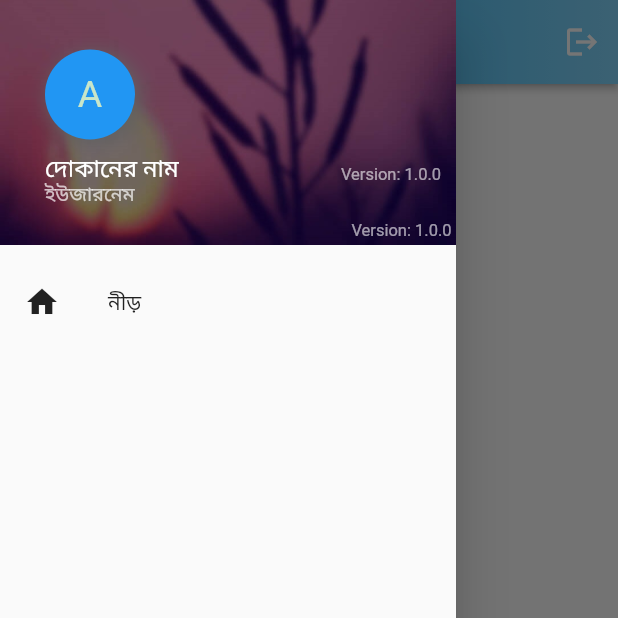
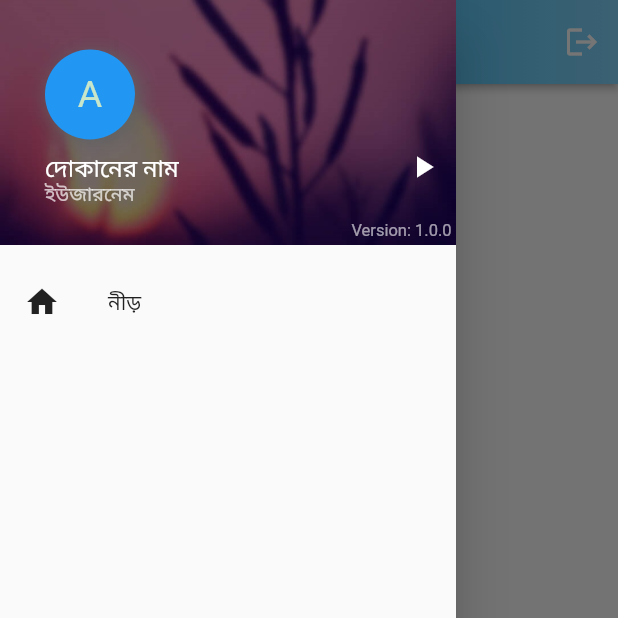
Before and after one commit to Azimul-Haque/kherokhata, a Flutter app: the Home screen opened directly, with the side drawer open, on a phone screen of 412 x 824 dp, the top half of it. Run offline on Flutter 3.47's test engine with Material 2 defaults, Android fonts, the light colour scheme and no system bars; our stand-ins replace firebase_auth, firebase_core, pinput; accounts and stored records are empty.

Commit message:
Commit Mon 03/28/2022 23:05:40.15 31826

```diff
--- a/lib/home.dart
+++ b/lib/home.dart
@@ -93,8 +93,10 @@ class _HomeState extends State<Home> {
             Positioned(
               right: 10,
               bottom: 40,
-              child: Text("Version: 1.0.0",
-                  style: TextStyle(color: Colors.white60, fontSize: 11)),
+              child: Icon(
+                Icons.play_arrow,
+                color: Colors.white,
+              ),
             ),
             Positioned(
               right: 3,
```
